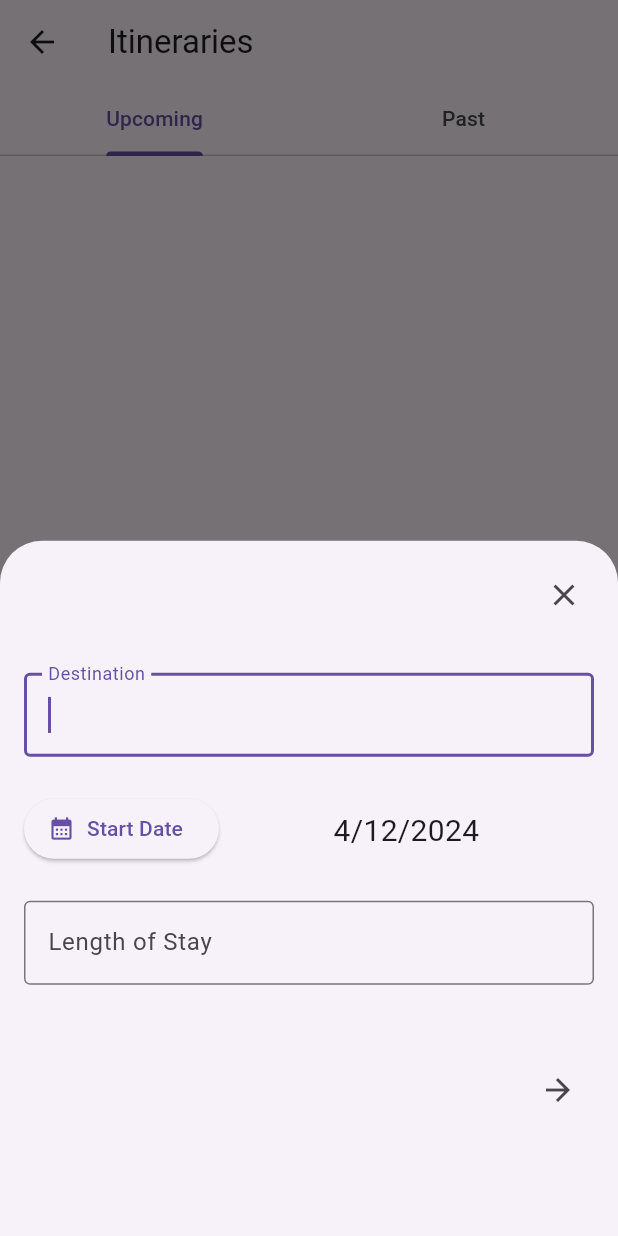
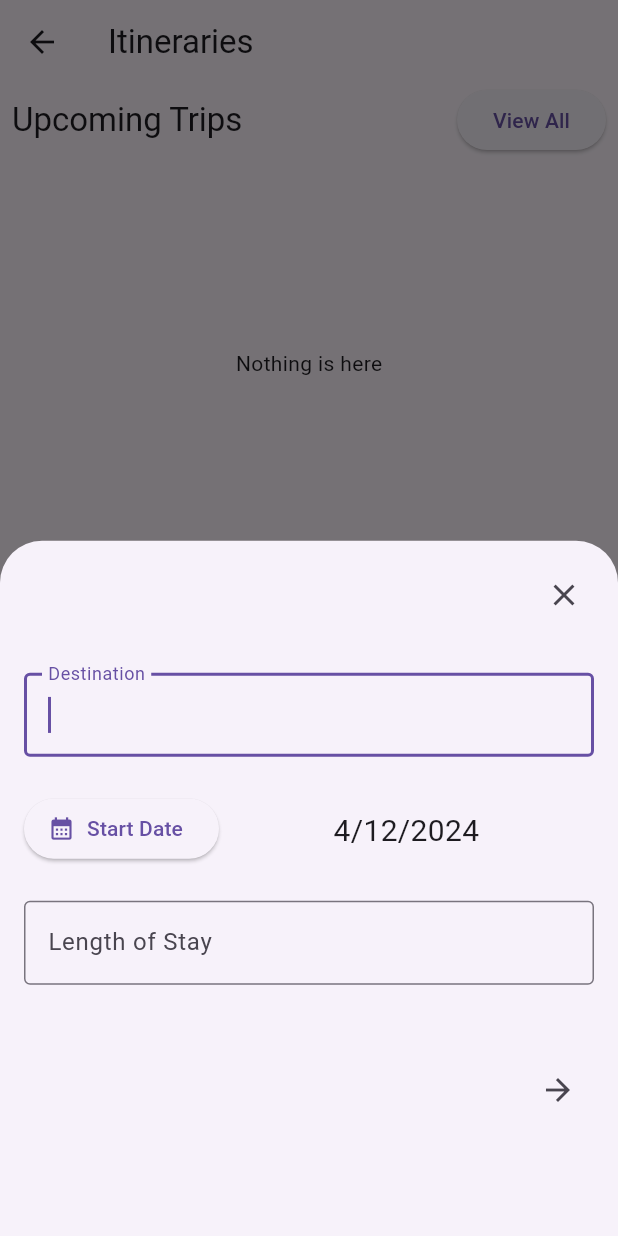
Before and after one commit to dotted-earth/dotted, a Flutter app: the ItinerariesPage screen opened directly, after a tap on the "add" icon, on a phone screen of 412 x 824 dp. Run offline on Flutter 3.47's test engine with Material 3 defaults, Android fonts, the phone set to English and light mode, and no system bars; our stand-ins replace drift, equatable, flutter_bloc, google_sign_in, icons_plus, lottie and 2 more; missing offline and left inert: bottom_picker, sqlite3; accounts and stored records are empty; generated files the repository leaves out were written again.

Commit message:
removed tab layout

```diff
--- a/lib/features/itinerary/presentation/screens/itineraries_page.dart
+++ b/lib/features/itinerary/presentation/screens/itineraries_page.dart
@@ -1,5 +1,4 @@
 import 'package:dotted/features/itinerary/models/itinerary_model.dart';
-import 'package:dotted/features/itinerary/presentation/screens/past_itineraries_page.dart';
 import 'package:dotted/features/itinerary/presentation/screens/upcoming_itineraries_page.dart';
 import 'package:dotted/features/itinerary/presentation/widgets/itinerary_form.dart';
 import 'package:flutter/material.dart';
@@ -11,52 +10,56 @@ class ItinerariesPage extends StatefulWidget {
   State<ItinerariesPage> createState() => _ItinerariesPageState();
 }
 
-class _ItinerariesPageState extends State<ItinerariesPage>
-    with TickerProviderStateMixin {
-  late final TabController _tabController;
+class _ItinerariesPageState extends State<ItinerariesPage> {
   GlobalKey upcomingItinerariesKey = GlobalKey();
-
-  @override
-  void initState() {
-    super.initState();
-    _tabController = TabController(length: 2, vsync: this);
-  }
-
-  @override
-  void dispose() {
-    _tabController.dispose();
-    super.dispose();
-  }
 
   @override
   Widget build(BuildContext context) {
     return Scaffold(
       appBar: AppBar(
         title: const Text("Itineraries"),
-        bottom: TabBar(
-          controller: _tabController,
-          tabs: const <Widget>[
-            Tab(
-              text: "Upcoming",
       ),
-            Tab(
-              text: "Past",
+      body: Padding(
+        padding: const EdgeInsets.symmetric(horizontal: 8.0),
+        child: ListView(
+          children: [
+            Row(
+              children: [
+                Text("Upcoming Trips",
+                    style: Theme.of(context).textTheme.titleLarge),
+                const Spacer(),
+                ElevatedButton(
+                  onPressed: () {},
+                  child: const Text('View All'),
                 ),
               ],
             ),
+            const SizedBox(
+              height: 10,
             ),
-      body: Column(
+            UpcomingItinerariesPage(key: upcomingItinerariesKey),
+            const SizedBox(
+              height: 20,
+            ),
+            Row(
               children: [
-          Expanded(
-            child: TabBarView(
-              controller: _tabController,
-              children: [
-                UpcomingItinerariesPage(key: upcomingItinerariesKey),
-                const PastItinerariesPage(),
+                Text("Past Trips",
+                    style: Theme.of(context).textTheme.titleLarge),
+                const Spacer(),
+                ElevatedButton(
+                  onPressed: () {},
+                  child: const Text('View All'),
+                ),
               ],
             ),
+            const SizedBox(height: 20),
+            Row(
+              children: [
+                Text("Drafts", style: Theme.of(context).textTheme.titleLarge),
+              ],
             ),
           ],
+        ),
       ),
       floatingActionButton: FloatingActionButton(
         onPressed: () async {
--- a/lib/features/itinerary/presentation/widgets/upcoming_itineraries_list.dart
+++ b/lib/features/itinerary/presentation/widgets/upcoming_itineraries_list.dart
@@ -15,6 +15,7 @@ class UpcomingItinerariesList extends StatefulWidget {
 }
 
 class _UpcomingItinerariesListState extends State<UpcomingItinerariesList> {
+  double boxHeight = 256;
   @override
   void initState() {
     super.initState();
@@ -33,8 +34,11 @@ class _UpcomingItinerariesListState extends State<UpcomingItinerariesList> {
       builder: (context, state) {
         List<ItineraryModel> upcomingItineraries = [];
         if (state is UpcomingItinerariesLoading) {
-          return const Center(
+          return SizedBox(
+            height: boxHeight,
+            child: const Center(
               child: CircularProgressIndicator(),
+            ),
           );
         }
 
@@ -43,12 +47,18 @@ class _UpcomingItinerariesListState extends State<UpcomingItinerariesList> {
         }
 
         if (upcomingItineraries.isEmpty) {
-          return const Center(
+          return SizedBox(
+            height: boxHeight,
+            child: const Center(
               child: Text("Nothing is here"),
+            ),
           );
         }
 
-        return ListView.builder(
+        return SizedBox(
+          height: boxHeight,
+          child: ListView.builder(
+              scrollDirection: Axis.horizontal,
               itemCount: upcomingItineraries.length,
               itemBuilder: (context, index) {
                 final upcomingItinerary = upcomingItineraries[index];
@@ -60,7 +70,8 @@ class _UpcomingItinerariesListState extends State<UpcomingItinerariesList> {
                         .add(DeleteItineraryRequested(upcomingItinerary.id!));
                   },
                 );
-            });
+              }),
+        );
       },
     );
   }
--- a/lib/utils/theme/theme.dart
+++ b/lib/utils/theme/theme.dart
@@ -7,9 +7,11 @@ class AppTheme {
   static ThemeData lightTheme = ThemeData(
     useMaterial3: _useMaterial3,
     brightness: Brightness.light,
+    primarySwatch: Colors.blue,
   );
   static ThemeData darkTheme = ThemeData(
     useMaterial3: _useMaterial3,
     brightness: Brightness.dark,
+    primarySwatch: Colors.blue,
   );
 }
```
Also changed, not shown: lib/app.dart (+11 -5 lines), lib/features/itinerary/presentation/screens/past_itineraries_page.dart (deleted, +0 -10 lines), lib/features/itinerary/presentation/widgets/itinerary_list_card.dart (+48 -12 lines). Lines whose indentation alone changed are shown as unchanged.
